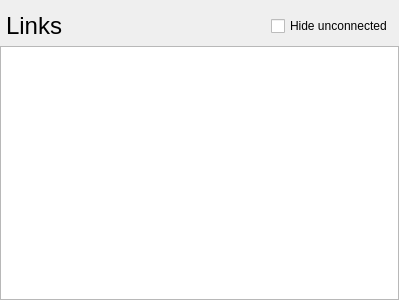
malloch/mapperGUI-qt, file linkview.ui: the form before one commit.
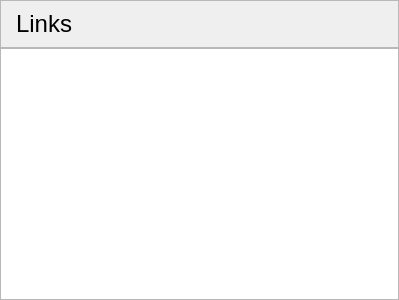
The form after the commit.

The edit to the form file:
```diff
--- a/linkview.ui
+++ b/linkview.ui
@@ -13,12 +13,15 @@
   <property name="windowTitle">
    <string>Form</string>
   </property>
-  <layout class="QGridLayout" name="gridLayout" columnstretch="1,0,0">
+  <layout class="QVBoxLayout" name="verticalLayout" stretch="0,1">
+   <property name="spacing">
+    <number>0</number>
+   </property>
    <property name="leftMargin">
     <number>0</number>
    </property>
    <property name="topMargin">
-    <number>12</number>
+    <number>0</number>
    </property>
    <property name="rightMargin">
     <number>0</number>
@@ -26,23 +29,16 @@
    <property name="bottomMargin">
     <number>0</number>
    </property>
-   <item row="0" column="2">
-    <spacer name="horizontalSpacer">
-     <property name="orientation">
-      <enum>Qt::Horizontal</enum>
+   <item>
+    <widget class="QFrame" name="frame">
+     <property name="frameShape">
+      <enum>QFrame::StyledPanel</enum>
      </property>
-     <property name="sizeType">
-      <enum>QSizePolicy::Fixed</enum>
+     <property name="frameShadow">
+      <enum>QFrame::Raised</enum>
      </property>
-     <property name="sizeHint" stdset="0">
-      <size>
-       <width>0</width>
-       <height>20</height>
-      </size>
-     </property>
-    </spacer>
-   </item>
-   <item row="0" column="0">
+     <layout class="QHBoxLayout" name="horizontalLayout">
+      <item>
     <widget class="QLabel" name="linkLabel">
      <property name="font">
       <font>
@@ -57,7 +53,12 @@
      </property>
     </widget>
    </item>
-   <item row="1" column="0" colspan="3">
+     </layout>
+     <zorder>linkLabel</zorder>
+     <zorder>linkLabel</zorder>
+    </widget>
+   </item>
+   <item>
     <widget class="QGraphicsView" name="links">
      <property name="verticalScrollBarPolicy">
       <enum>Qt::ScrollBarAlwaysOff</enum>
@@ -67,13 +68,6 @@
      </property>
     </widget>
    </item>
-   <item row="0" column="1">
-    <widget class="QCheckBox" name="checkBox">
-     <property name="text">
-      <string>Hide unconnected</string>
-     </property>
-    </widget>
-   </item>
   </layout>
  </widget>
  <resources/>
```
Lines whose indentation alone changed are shown as unchanged.
